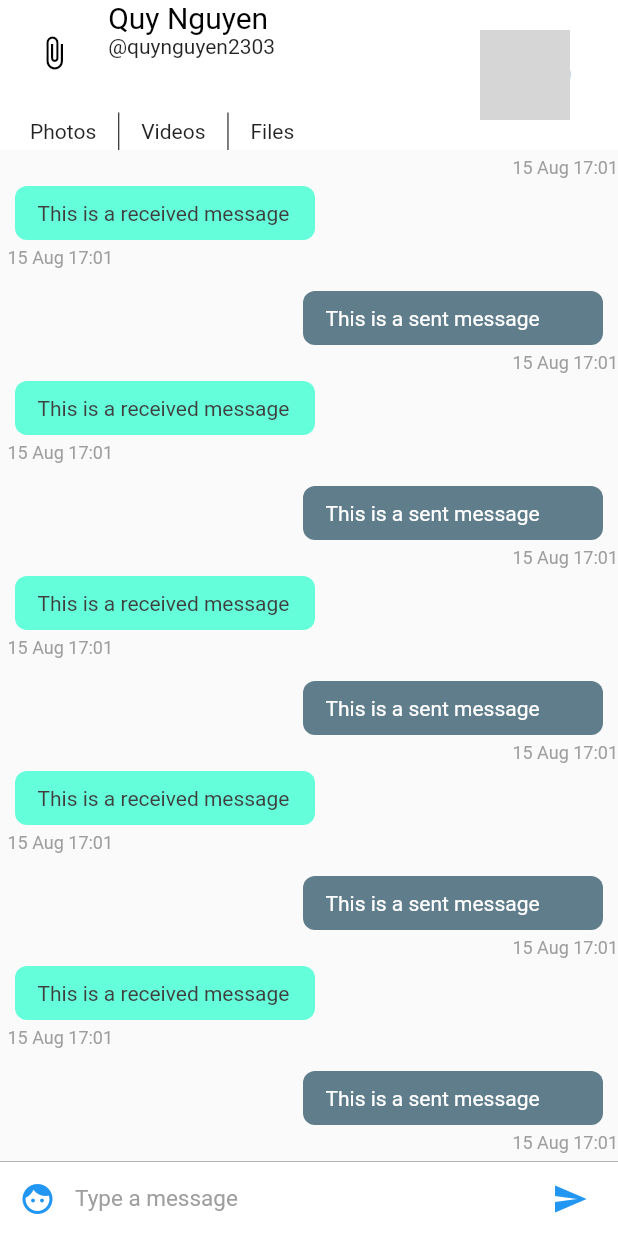
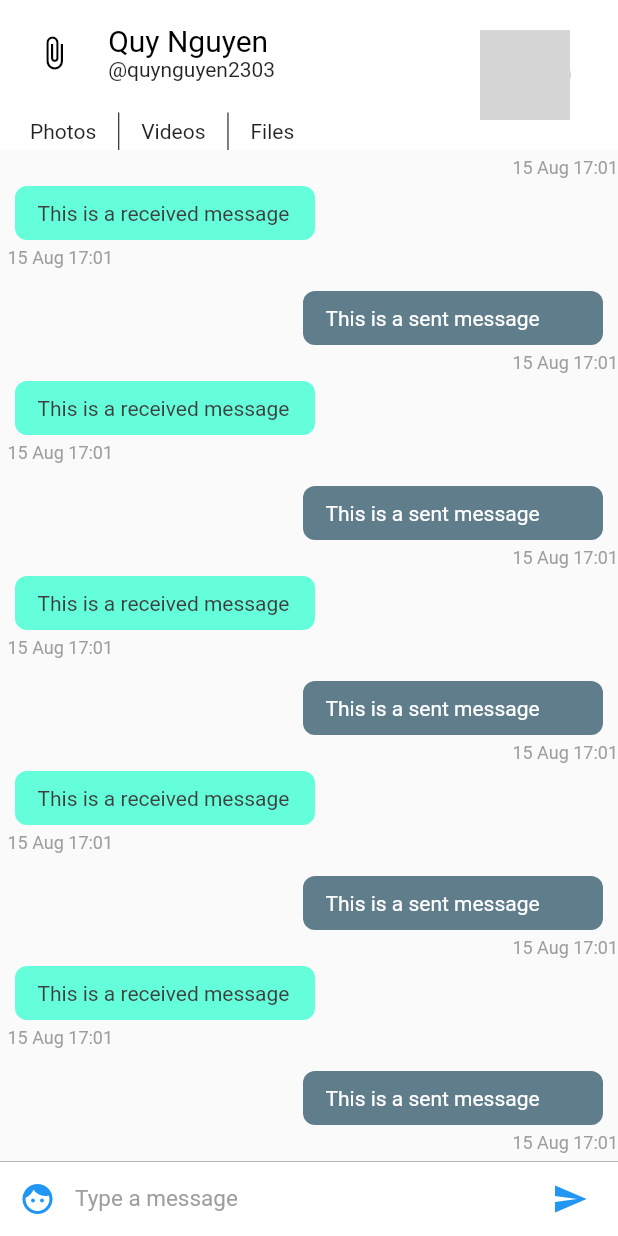
Before and after one commit to quynguyen2303/flashio, a Flutter app: the screen it shows after launch, on a phone screen of 412 x 824 dp. Run offline on Flutter 3.47's test engine with Material 2 defaults, Android fonts, the phone set to English and light mode, and no system bars; grey boxes are pictures that could not be loaded.

Commit message:
Update chat_app_bar.dart

```diff
--- a/lib/widgets/chat_app_bar.dart
+++ b/lib/widgets/chat_app_bar.dart
@@ -52,10 +52,11 @@ class ChatAppBar extends StatelessWidget implements PreferredSizeWidget {
                           Expanded(
                             flex: 6,
                             child: Container(
+                              // padding: EdgeInsets.only(top: 10),
                               child: Column(
                                 crossAxisAlignment: CrossAxisAlignment.start,
                                 mainAxisAlignment: MainAxisAlignment.center,
-                                mainAxisSize: MainAxisSize.min,
+                                // mainAxisSize: MainAxisSize.min,
                                 children: <Widget>[
                                   Text(
                                     'Quy Nguyen',
```
